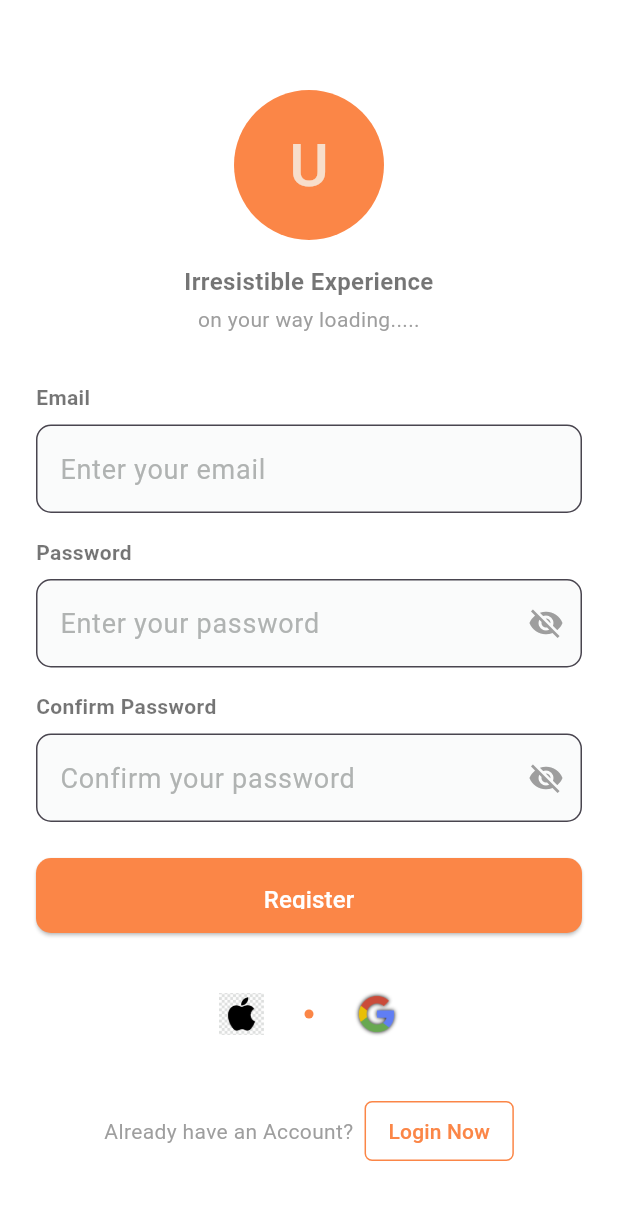
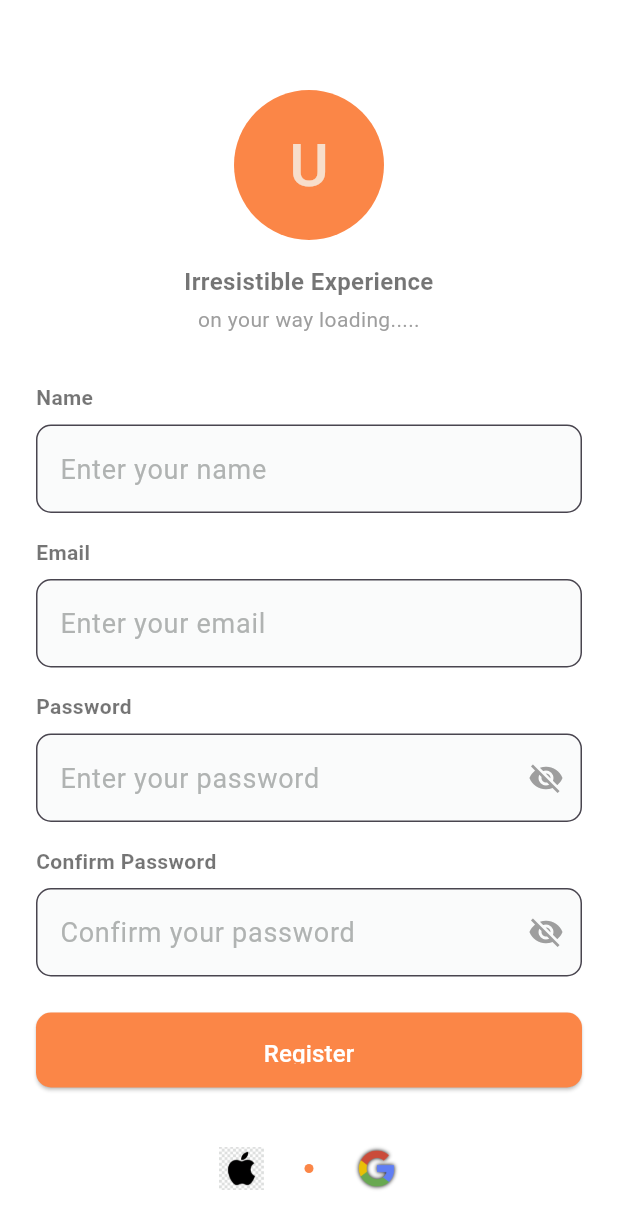
Before and after one commit to AkshatChauhanGIT/pizzaslice, a Flutter app: the screen it shows after launch, after a tap on "Register", on a phone screen of 412 x 824 dp. Shown: the top 1229 px of the screen. Run offline on Flutter 3.47's test engine with Material 3 defaults, Android fonts, the phone set to English and light mode, and no system bars; our stand-ins replace device_preview, pinput, shared_preferences.

Commit message:
code update

```diff
--- a/lib/presentation/screens/home/home_screen.dart
+++ b/lib/presentation/screens/home/home_screen.dart
@@ -15,6 +15,19 @@ class HomeScreenState extends State<HomeScreen> {
   final _emailController = TextEditingController();
   final _passwordController = TextEditingController();
   bool _isLoading = false;
+
+  @override
+  void initState() {
+    super.initState();
+    _checkLoginStatus();
+  }
+
+  Future<void> _checkLoginStatus() async {
+    final currentUser = await UserPreferences.getCurrentUser();
+    if (currentUser.isNotEmpty && mounted) {
+      Navigator.pushReplacementNamed(context, AppRoutes.dashboard);
+    }
+  }
 
   Future<void> _loginUser(String email, String password) async {
     setState(() {
--- a/lib/presentation/screens/register/register_screen.dart
+++ b/lib/presentation/screens/register/register_screen.dart
@@ -2,8 +2,19 @@ import 'package:flutter/material.dart';
 import 'package:pizzaslice/core/theme.dart';
 import 'package:pizzaslice/presentation/routes/app_routes.dart';
 
-class RegisterScreen extends StatelessWidget {
+class RegisterScreen extends StatefulWidget {
   const RegisterScreen({super.key});
+
+  @override
+  State<RegisterScreen> createState() => _RegisterScreenState();
+}
+
+class _RegisterScreenState extends State<RegisterScreen> {
+  final _formKey = GlobalKey<FormState>();
+  final _emailController = TextEditingController();
+  final _passwordController = TextEditingController();
+  final _confirmPasswordController = TextEditingController();
+  final _nameController = TextEditingController();
 
   @override
   Widget build(BuildContext context) {
@@ -11,6 +22,8 @@ class RegisterScreen extends StatelessWidget {
       body: SingleChildScrollView(
         child: Padding(
           padding: const EdgeInsets.symmetric(horizontal: 24),
+          child: Form(
+            key: _formKey,
             child: Column(
               mainAxisAlignment: MainAxisAlignment.center,
               crossAxisAlignment: CrossAxisAlignment.center,
@@ -20,27 +33,55 @@ class RegisterScreen extends StatelessWidget {
                 const SizedBox(height: 16),
                 _buildTitleSection(),
                 const SizedBox(height: 32),
-              _buildInputField(label: "Email", hintText: "Enter your email"),
+                _buildInputField(
+                  label: "Name",
+                  hintText: "Enter your name",
+                  controller: _nameController,
+                  validator: (value) => value?.isEmpty ?? true ? 'Please enter your name' : null,
+                ),
+                const SizedBox(height: 16),
+                _buildInputField(
+                  label: "Email",
+                  hintText: "Enter your email",
+                  controller: _emailController,
+                  validator: (value) {
+                    if (value?.isEmpty ?? true) return 'Please enter your email';
+                    if (!RegExp(r'^[\w-\.]+@([\w-]+\.)+[\w-]{2,4}$').hasMatch(value!)) {
+                      return 'Please enter a valid email';
+                    }
+                    return null;
+                  },
+                ),
                 const SizedBox(height: 16),
                 _buildInputField(
                   label: "Password",
                   hintText: "Enter your password",
                   isPassword: true,
+                  controller: _passwordController,
+                  validator: (value) => value?.isEmpty ?? true ? 'Please enter your password' : null,
                 ),
                 const SizedBox(height: 16),
                 _buildInputField(
                   label: "Confirm Password",
                   hintText: "Confirm your password",
                   isPassword: true,
+                  controller: _confirmPasswordController,
+                  validator: (value) {
+                    if (value != _passwordController.text) {
+                      return 'Passwords do not match';
+                    }
+                    return null;
+                  },
                 ),
                 const SizedBox(height: 24),
-              _buildRegisterButton(context), // ✅ Fixed: Passed context
+                _buildRegisterButton(context),
                 const SizedBox(height: 24),
                 _buildSocialLoginIcons(),
                 const SizedBox(height: 24),
                 _buildFooterText(),
                 const SizedBox(height: 40),
               ],
+            ),
           ),
         ),
       ),
@@ -80,6 +121,8 @@ class RegisterScreen extends StatelessWidget {
     required String label,
     required String hintText,
     bool isPassword = false,
+    TextEditingController? controller,
+    String? Function(String?)? validator,
   }) {
     return Column(
       crossAxisAlignment: CrossAxisAlignment.start,
@@ -89,8 +132,10 @@ class RegisterScreen extends StatelessWidget {
           style: const TextStyle(fontSize: 14, fontWeight: FontWeight.bold),
         ),
         const SizedBox(height: 8),
-        TextField(
+        TextFormField(
+          controller: controller,
           obscureText: isPassword,
+          validator: validator,
           decoration: InputDecoration(
             hintText: hintText,
             suffixIcon: isPassword
@@ -102,13 +147,23 @@ class RegisterScreen extends StatelessWidget {
     );
   }
 
-  Widget _buildRegisterButton(BuildContext context) { // ✅ Fixed: Added context as a parameter
+  Widget _buildRegisterButton(BuildContext context) {
     return SizedBox(
       width: double.infinity,
       height: 50,
       child: ElevatedButton(
         onPressed: () {
-          Navigator.pushNamed(context, AppRoutes.loginVerification); // ✅ Now context is available
+          if (_formKey.currentState!.validate()) {
+            Navigator.pushNamed(
+              context,
+              AppRoutes.loginVerification,
+              arguments: {
+                'email': _emailController.text,
+                'password': _passwordController.text,
+                'name': _nameController.text,
+              },
+            );
+          }
         },
         style: ElevatedButton.styleFrom(
           backgroundColor: AppTheme.themeBgColor,
```
Also changed, not shown: lib/presentation/screens/dashboard/dashboard_screen.dart (+15 -2 lines), lib/presentation/screens/register/verify_screen.dart (+64 -3 lines). Lines whose indentation alone changed are shown as unchanged.
